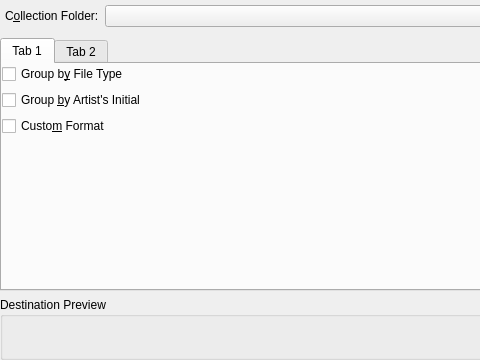
Above: src/collection/sqlcollection/OrganizeCollectionDialogBase.ui from KDE/amarok before the change; both pictures show x 0 to 480 and y 0 to 360 of the 994 by 360 pixel window. Below: the same form after it.
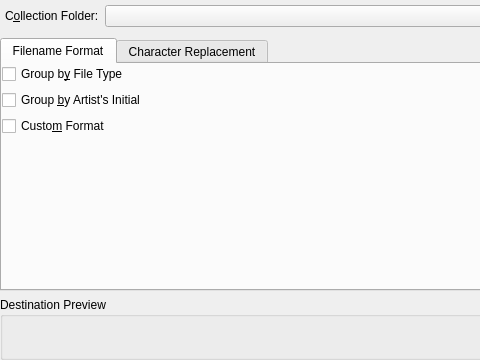
That is the form after the change. Custom widgets are drawn as their Qt base class.

Commit message: Add tab titles

```diff
--- a/src/collection/sqlcollection/OrganizeCollectionDialogBase.ui
+++ b/src/collection/sqlcollection/OrganizeCollectionDialogBase.ui
@@ -75,7 +75,7 @@
      </property>
      <widget class="QWidget" name="tab" >
       <attribute name="title" >
-       <string>Tab 1</string>
+       <string>Filename Format</string>
       </attribute>
       <layout class="QVBoxLayout" name="verticalLayout" >
        <item>
@@ -131,7 +131,7 @@
      </widget>
      <widget class="QWidget" name="tab_2" >
       <attribute name="title" >
-       <string>Tab 2</string>
+       <string>Character Replacement</string>
       </attribute>
       <layout class="QVBoxLayout" name="verticalLayout_5" >
        <item>
```
